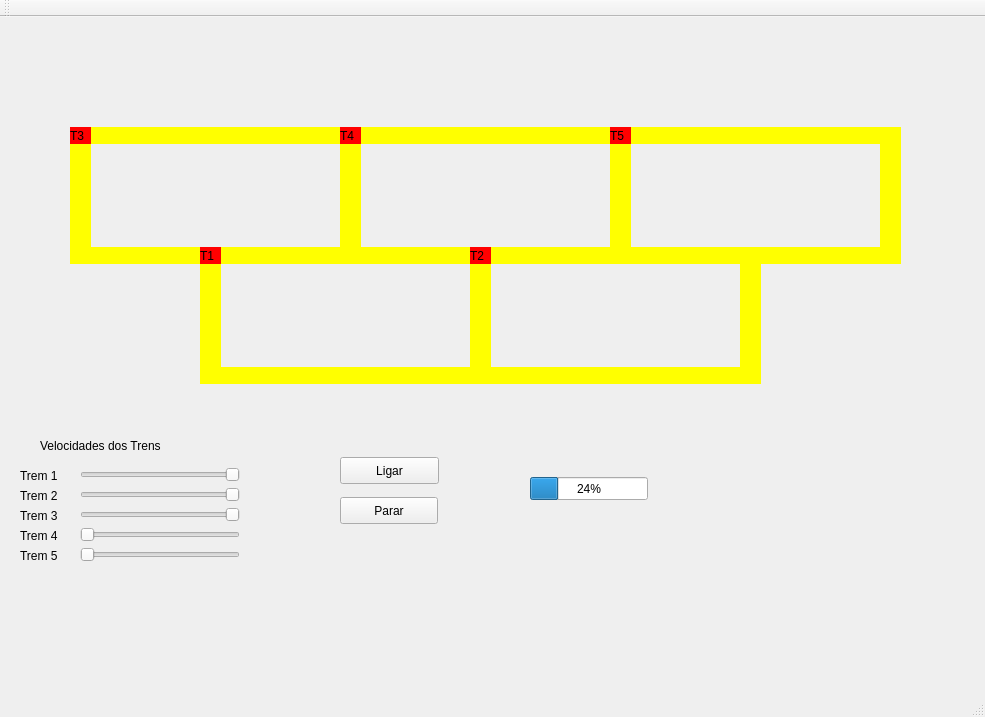
First picture: the form in mainwindow.ui, repository Igorsb3000/Trabalho-Pratico-2-SO, before the edit.
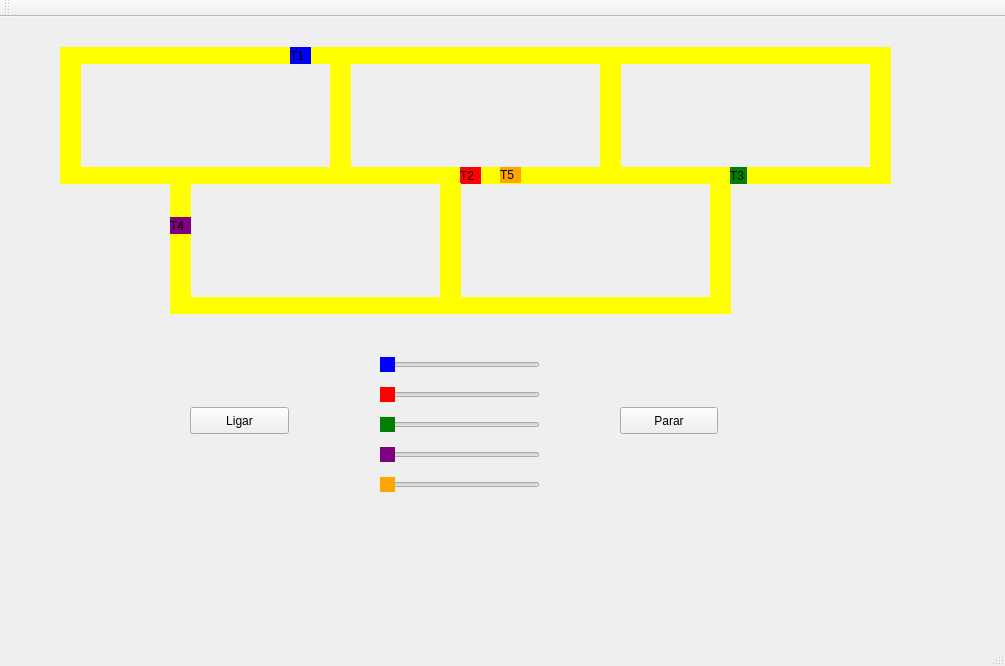
Second picture: the form after the edit.

Commit message: fix(trem): changing all files to my dev

Diff of the .ui file:
```diff
--- a/mainwindow.ui
+++ b/mainwindow.ui
@@ -6,8 +6,8 @@
    <rect>
     <x>0</x>
     <y>0</y>
-    <width>985</width>
-    <height>717</height>
+    <width>1005</width>
+    <height>666</height>
    </rect>
   </property>
   <property name="windowTitle">
@@ -17,14 +17,14 @@
    <widget class="QLabel" name="label_trem1">
     <property name="geometry">
      <rect>
-      <x>200</x>
-      <y>230</y>
+      <x>290</x>
+      <y>30</y>
       <width>21</width>
       <height>17</height>
      </rect>
     </property>
     <property name="styleSheet">
-     <string notr="true">QLabel { background: red}</string>
+     <string notr="true">QLabel { background: blue}</string>
     </property>
     <property name="text">
      <string>T1</string>
@@ -33,8 +33,8 @@
    <widget class="QLabel" name="label_trilho1">
     <property name="geometry">
      <rect>
-      <x>220</x>
-      <y>230</y>
+      <x>80</x>
+      <y>30</y>
       <width>250</width>
       <height>17</height>
      </rect>
@@ -49,8 +49,8 @@
    <widget class="QLabel" name="label_trilho2">
     <property name="geometry">
      <rect>
-      <x>220</x>
-      <y>350</y>
+      <x>80</x>
+      <y>150</y>
       <width>250</width>
       <height>17</height>
      </rect>
@@ -65,8 +65,8 @@
    <widget class="QLabel" name="label_trilho3">
     <property name="geometry">
      <rect>
-      <x>470</x>
-      <y>230</y>
+      <x>330</x>
+      <y>30</y>
       <width>21</width>
       <height>137</height>
      </rect>
@@ -81,8 +81,8 @@
    <widget class="QLabel" name="label_trilho4">
     <property name="geometry">
      <rect>
-      <x>200</x>
-      <y>230</y>
+      <x>60</x>
+      <y>30</y>
       <width>21</width>
       <height>137</height>
      </rect>
@@ -97,8 +97,8 @@
    <widget class="QPushButton" name="pushButton">
     <property name="geometry">
      <rect>
-      <x>340</x>
-      <y>440</y>
+      <x>190</x>
+      <y>390</y>
       <width>99</width>
       <height>27</height>
      </rect>
@@ -110,8 +110,8 @@
    <widget class="QPushButton" name="pushButton_2">
     <property name="geometry">
      <rect>
-      <x>340</x>
-      <y>480</y>
+      <x>620</x>
+      <y>390</y>
       <width>98</width>
       <height>27</height>
      </rect>
@@ -120,11 +120,11 @@
      <string>Parar</string>
     </property>
    </widget>
-   <widget class="QLabel" name="label_trilho4_2">
+   <widget class="QLabel" name="label_trilho7">
     <property name="geometry">
      <rect>
-      <x>740</x>
-      <y>230</y>
+      <x>600</x>
+      <y>30</y>
       <width>21</width>
       <height>137</height>
      </rect>
@@ -136,11 +136,11 @@
      <string/>
     </property>
    </widget>
-   <widget class="QLabel" name="label_trilho1_2">
+   <widget class="QLabel" name="label_trilho5">
     <property name="geometry">
      <rect>
-      <x>490</x>
-      <y>230</y>
+      <x>350</x>
+      <y>30</y>
       <width>250</width>
       <height>17</height>
      </rect>
@@ -152,11 +152,11 @@
      <string/>
     </property>
    </widget>
-   <widget class="QLabel" name="label_trilho2_2">
+   <widget class="QLabel" name="label_trilho6">
     <property name="geometry">
      <rect>
-      <x>490</x>
-      <y>350</y>
+      <x>350</x>
+      <y>150</y>
       <width>250</width>
       <height>17</height>
      </rect>
@@ -171,8 +171,8 @@
    <widget class="QLabel" name="label_trem2">
     <property name="geometry">
      <rect>
-      <x>470</x>
-      <y>230</y>
+      <x>460</x>
+      <y>150</y>
       <width>21</width>
       <height>17</height>
      </rect>
@@ -184,483 +184,369 @@
      <string>T2</string>
     </property>
    </widget>
-   <widget class="QSlider" name="horizontalSlider">
+   <widget class="QLabel" name="label_trilho9">
     <property name="geometry">
      <rect>
-      <x>80</x>
-      <y>450</y>
-      <width>160</width>
-      <height>16</height>
+      <x>620</x>
+      <y>150</y>
+      <width>250</width>
+      <height>17</height>
      </rect>
     </property>
-    <property name="minimum">
-     <number>0</number>
+    <property name="styleSheet">
+     <string notr="true">QLabel { background: yellow}</string>
     </property>
-    <property name="maximum">
-     <number>100</number>
+    <property name="text">
+     <string/>
     </property>
-    <property name="singleStep">
-     <number>1</number>
-    </property>
-    <property name="pageStep">
-     <number>10</number>
-    </property>
-    <property name="orientation">
-     <enum>Qt::Horizontal</enum>
-    </property>
-    <property name="invertedAppearance">
-     <bool>true</bool>
-    </property>
-    <property name="invertedControls">
-     <bool>false</bool>
-    </property>
-    <property name="tickPosition">
-     <enum>QSlider::NoTicks</enum>
-    </property>
-    <property name="tickInterval">
-     <number>10</number>
-    </property>
    </widget>
-   <widget class="QLabel" name="label">
+   <widget class="QLabel" name="label_trilho10">
     <property name="geometry">
      <rect>
-      <x>40</x>
-      <y>420</y>
-      <width>161</width>
-      <height>17</height>
+      <x>870</x>
+      <y>30</y>
+      <width>21</width>
+      <height>137</height>
      </rect>
     </property>
+    <property name="styleSheet">
+     <string notr="true">QLabel { background: yellow}</string>
+    </property>
     <property name="text">
-     <string>Velocidades dos Trens</string>
+     <string/>
     </property>
    </widget>
-   <widget class="QLabel" name="label_2">
+   <widget class="QLabel" name="label_trilho8">
     <property name="geometry">
      <rect>
-      <x>20</x>
-      <y>450</y>
-      <width>51</width>
+      <x>620</x>
+      <y>30</y>
+      <width>250</width>
       <height>17</height>
      </rect>
     </property>
+    <property name="styleSheet">
+     <string notr="true">QLabel { background: yellow}</string>
+    </property>
     <property name="text">
-     <string>Trem 1</string>
+     <string/>
     </property>
    </widget>
-   <widget class="QSlider" name="horizontalSlider_2">
+   <widget class="QLabel" name="label_trilho12">
     <property name="geometry">
      <rect>
-      <x>80</x>
-      <y>470</y>
-      <width>160</width>
-      <height>16</height>
+      <x>440</x>
+      <y>166</y>
+      <width>21</width>
+      <height>131</height>
      </rect>
     </property>
-    <property name="maximum">
-     <number>100</number>
+    <property name="styleSheet">
+     <string notr="true">QLabel { background: yellow}</string>
     </property>
-    <property name="orientation">
-     <enum>Qt::Horizontal</enum>
+    <property name="text">
+     <string/>
     </property>
-    <property name="invertedAppearance">
-     <bool>true</bool>
-    </property>
    </widget>
-   <widget class="QLabel" name="label_3">
+   <widget class="QLabel" name="label_trilho13">
     <property name="geometry">
      <rect>
-      <x>20</x>
-      <y>470</y>
-      <width>51</width>
-      <height>17</height>
+      <x>170</x>
+      <y>166</y>
+      <width>21</width>
+      <height>131</height>
      </rect>
     </property>
+    <property name="styleSheet">
+     <string notr="true">QLabel { background: yellow}</string>
+    </property>
     <property name="text">
-     <string>Trem 2</string>
+     <string/>
     </property>
    </widget>
-   <widget class="QSlider" name="horizontalSlider_3">
+   <widget class="QLabel" name="label_trilho11">
     <property name="geometry">
      <rect>
-      <x>80</x>
-      <y>490</y>
-      <width>160</width>
-      <height>16</height>
+      <x>190</x>
+      <y>280</y>
+      <width>250</width>
+      <height>17</height>
      </rect>
     </property>
-    <property name="maximum">
-     <number>100</number>
+    <property name="styleSheet">
+     <string notr="true">QLabel { background: yellow}</string>
     </property>
-    <property name="orientation">
-     <enum>Qt::Horizontal</enum>
+    <property name="text">
+     <string/>
     </property>
-    <property name="invertedAppearance">
-     <bool>true</bool>
-    </property>
    </widget>
-   <widget class="QLabel" name="label_4">
+   <widget class="QLabel" name="label_trilho14">
     <property name="geometry">
      <rect>
-      <x>20</x>
-      <y>490</y>
-      <width>51</width>
+      <x>460</x>
+      <y>280</y>
+      <width>250</width>
       <height>17</height>
      </rect>
     </property>
+    <property name="styleSheet">
+     <string notr="true">QLabel { background: yellow}</string>
+    </property>
     <property name="text">
-     <string>Trem 3</string>
+     <string/>
     </property>
    </widget>
-   <widget class="QSlider" name="horizontalSlider_4">
+   <widget class="QLabel" name="label_trilho15">
     <property name="geometry">
      <rect>
-      <x>80</x>
-      <y>510</y>
-      <width>160</width>
-      <height>16</height>
+      <x>710</x>
+      <y>166</y>
+      <width>21</width>
+      <height>131</height>
      </rect>
     </property>
-    <property name="orientation">
-     <enum>Qt::Horizontal</enum>
+    <property name="styleSheet">
+     <string notr="true">QLabel { background: yellow}</string>
     </property>
-   </widget>
-   <widget class="QLabel" name="label_5">
-    <property name="geometry">
-     <rect>
-      <x>20</x>
-      <y>510</y>
-      <width>51</width>
-      <height>17</height>
-     </rect>
-    </property>
     <property name="text">
-     <string>Trem 4</string>
+     <string/>
     </property>
    </widget>
-   <widget class="QSlider" name="horizontalSlider_5">
+   <widget class="QLabel" name="label_trem3">
     <property name="geometry">
      <rect>
-      <x>80</x>
-      <y>530</y>
-      <width>160</width>
-      <height>16</height>
-     </rect>
-    </property>
-    <property name="orientation">
-     <enum>Qt::Horizontal</enum>
-    </property>
-   </widget>
-   <widget class="QLabel" name="label_6">
-    <property name="geometry">
-     <rect>
-      <x>20</x>
-      <y>530</y>
-      <width>51</width>
+      <x>730</x>
+      <y>150</y>
+      <width>17</width>
       <height>17</height>
      </rect>
     </property>
+    <property name="styleSheet">
+     <string notr="true">QLabel { background: green}</string>
+    </property>
     <property name="text">
-     <string>Trem 5</string>
+     <string>T3</string>
     </property>
    </widget>
    <widget class="QLabel" name="label_trem4">
     <property name="geometry">
      <rect>
-      <x>340</x>
-      <y>110</y>
+      <x>170</x>
+      <y>200</y>
       <width>21</width>
       <height>17</height>
      </rect>
     </property>
     <property name="styleSheet">
-     <string notr="true">QLabel { background: red}</string>
+     <string notr="true">QLabel { background: purple}</string>
     </property>
     <property name="text">
      <string>T4</string>
     </property>
    </widget>
-   <widget class="QLabel" name="label_trilho3_2">
+   <widget class="QLabel" name="label_trem5">
     <property name="geometry">
      <rect>
-      <x>340</x>
-      <y>110</y>
+      <x>500</x>
+      <y>150</y>
       <width>21</width>
-      <height>137</height>
+      <height>16</height>
      </rect>
     </property>
     <property name="styleSheet">
-     <string notr="true">QLabel { background: yellow}</string>
-    </property>
-    <property name="text">
-     <string/>
-    </property>
-   </widget>
-   <widget class="QLabel" name="label_trilho1_3">
-    <property name="geometry">
-     <rect>
-      <x>360</x>
-      <y>110</y>
-      <width>250</width>
-      <height>17</height>
-     </rect>
-    </property>
-    <property name="styleSheet">
-     <string notr="true">QLabel { background: yellow}</string>
-    </property>
-    <property name="text">
-     <string/>
-    </property>
-   </widget>
-   <widget class="QLabel" name="label_trilho2_3">
-    <property name="geometry">
-     <rect>
-      <x>360</x>
-      <y>230</y>
-      <width>250</width>
-      <height>17</height>
-     </rect>
-    </property>
-    <property name="styleSheet">
-     <string notr="true">QLabel { background: yellow}</string>
-    </property>
-    <property name="text">
-     <string/>
-    </property>
-   </widget>
-   <widget class="QLabel" name="label_trilho4_3">
-    <property name="geometry">
-     <rect>
-      <x>610</x>
-      <y>110</y>
-      <width>21</width>
-      <height>137</height>
-     </rect>
-    </property>
-    <property name="styleSheet">
-     <string notr="true">QLabel { background: yellow}</string>
-    </property>
-    <property name="text">
-     <string/>
-    </property>
-   </widget>
-   <widget class="QLabel" name="label_trem2_3">
-    <property name="geometry">
-     <rect>
-      <x>610</x>
-      <y>110</y>
-      <width>21</width>
-      <height>17</height>
-     </rect>
-    </property>
-    <property name="styleSheet">
-     <string notr="true">QLabel { background: red}</string>
+     <string notr="true">QLabel { background: orange}</string>
     </property>
     <property name="text">
      <string>T5</string>
     </property>
    </widget>
-   <widget class="QLabel" name="label_trilho3_3">
+   <widget class="QSlider" name="horizontalSlider_trem_2">
     <property name="geometry">
      <rect>
-      <x>610</x>
-      <y>110</y>
-      <width>21</width>
-      <height>137</height>
+      <x>380</x>
+      <y>370</y>
+      <width>160</width>
+      <height>16</height>
      </rect>
     </property>
     <property name="styleSheet">
-     <string notr="true">QLabel { background: yellow}</string>
+     <string notr="true">.QSlider::handle:horizontal {
+    background: red;
+}</string>
     </property>
-    <property name="text">
-     <string/>
+    <property name="minimum">
+     <number>0</number>
     </property>
-   </widget>
-   <widget class="QLabel" name="label_trilho1_4">
-    <property name="geometry">
-     <rect>
-      <x>630</x>
-      <y>110</y>
-      <width>250</width>
-      <height>17</height>
-     </rect>
+    <property name="maximum">
+     <number>100</number>
     </property>
-    <property name="styleSheet">
-     <string notr="true">QLabel { background: yellow}</string>
+    <property name="orientation">
+     <enum>Qt::Horizontal</enum>
     </property>
-    <property name="text">
-     <string/>
+    <property name="invertedAppearance">
+     <bool>false</bool>
     </property>
-   </widget>
-   <widget class="QLabel" name="label_trilho2_4">
-    <property name="geometry">
-     <rect>
-      <x>630</x>
-      <y>230</y>
-      <width>250</width>
-      <height>17</height>
-     </rect>
+    <property name="invertedControls">
+     <bool>false</bool>
     </property>
-    <property name="styleSheet">
-     <string notr="true">QLabel { background: yellow}</string>
-    </property>
-    <property name="text">
-     <string/>
-    </property>
    </widget>
-   <widget class="QLabel" name="label_trilho4_4">
+   <widget class="QSlider" name="horizontalSlider_trem_4">
     <property name="geometry">
      <rect>
-      <x>880</x>
-      <y>110</y>
-      <width>21</width>
-      <height>137</height>
+      <x>380</x>
+      <y>430</y>
+      <width>160</width>
+      <height>16</height>
      </rect>
     </property>
     <property name="styleSheet">
-     <string notr="true">QLabel { background: yellow}</string>
+     <string notr="true">.QSlider::handle:horizontal {
+    background: purple;
+}</string>
     </property>
-    <property name="text">
-     <string/>
+    <property name="minimum">
+     <number>0</number>
     </property>
-   </widget>
-   <widget class="QLabel" name="label_trem3">
-    <property name="geometry">
-     <rect>
-      <x>70</x>
-      <y>110</y>
-      <width>21</width>
-      <height>17</height>
-     </rect>
+    <property name="maximum">
+     <number>100</number>
     </property>
-    <property name="styleSheet">
-     <string notr="true">QLabel { background: red}</string>
+    <property name="orientation">
+     <enum>Qt::Horizontal</enum>
     </property>
-    <property name="text">
-     <string>T3</string>
+    <property name="invertedAppearance">
+     <bool>false</bool>
     </property>
-   </widget>
-   <widget class="QLabel" name="label_trilho3_4">
-    <property name="geometry">
-     <rect>
-      <x>70</x>
-      <y>110</y>
-      <width>21</width>
-      <height>137</height>
-     </rect>
+    <property name="invertedControls">
+     <bool>false</bool>
     </property>
-    <property name="styleSheet">
-     <string notr="true">QLabel { background: yellow}</string>
-    </property>
-    <property name="text">
-     <string/>
-    </property>
    </widget>
-   <widget class="QLabel" name="label_trilho1_5">
+   <widget class="QSlider" name="horizontalSlider_trem_1">
     <property name="geometry">
      <rect>
-      <x>90</x>
-      <y>110</y>
-      <width>250</width>
-      <height>17</height>
+      <x>380</x>
+      <y>340</y>
+      <width>160</width>
+      <height>16</height>
      </rect>
     </property>
     <property name="styleSheet">
-     <string notr="true">QLabel { background: yellow}</string>
+     <string notr="true">.QSlider::handle:horizontal {
+    background: blue;
+}</string>
     </property>
-    <property name="text">
-     <string/>
+    <property name="minimum">
+     <number>0</number>
     </property>
-   </widget>
-   <widget class="QLabel" name="label_trilho2_5">
-    <property name="geometry">
-     <rect>
-      <x>90</x>
-      <y>230</y>
-      <width>250</width>
-      <height>17</height>
-     </rect>
-    </property>
-    <property name="styleSheet">
-     <string notr="true">QLabel { background: yellow}</string>
-    </property>
-    <property name="text">
-     <string/>
-    </property>
-   </widget>
-   <widget class="QLabel" name="label_trilho4_5">
-    <property name="geometry">
-     <rect>
-      <x>340</x>
-      <y>110</y>
-      <width>21</width>
-      <height>137</height>
-     </rect>
-    </property>
-    <property name="styleSheet">
-     <string notr="true">QLabel { background: yellow}</string>
-    </property>
-    <property name="text">
-     <string/>
-    </property>
-   </widget>
-   <widget class="QProgressBar" name="progressBar">
-    <property name="geometry">
-     <rect>
-      <x>530</x>
-      <y>460</y>
-      <width>118</width>
-      <height>23</height>
-     </rect>
+    <property name="maximum">
+     <number>100</number>
     </property>
     <property name="value">
-     <number>24</number>
+     <number>0</number>
     </property>
+    <property name="orientation">
+     <enum>Qt::Horizontal</enum>
+    </property>
+    <property name="invertedAppearance">
+     <bool>false</bool>
+    </property>
+    <property name="invertedControls">
+     <bool>false</bool>
+    </property>
    </widget>
-   <zorder>label_trilho4</zorder>
+   <widget class="QSlider" name="horizontalSlider_trem_3">
+    <property name="geometry">
+     <rect>
+      <x>380</x>
+      <y>400</y>
+      <width>160</width>
+      <height>16</height>
+     </rect>
+    </property>
+    <property name="styleSheet">
+     <string notr="true">.QSlider::handle:horizontal {
+    background: green;
+}</string>
+    </property>
+    <property name="minimum">
+     <number>0</number>
+    </property>
+    <property name="maximum">
+     <number>100</number>
+    </property>
+    <property name="orientation">
+     <enum>Qt::Horizontal</enum>
+    </property>
+    <property name="invertedAppearance">
+     <bool>false</bool>
+    </property>
+    <property name="invertedControls">
+     <bool>false</bool>
+    </property>
+   </widget>
+   <widget class="QSlider" name="horizontalSlider_trem_5">
+    <property name="geometry">
+     <rect>
+      <x>380</x>
+      <y>460</y>
+      <width>160</width>
+      <height>16</height>
+     </rect>
+    </property>
+    <property name="styleSheet">
+     <string notr="true">.QSlider::handle:horizontal {
+    background: orange;
+}</string>
+    </property>
+    <property name="minimum">
+     <number>0</number>
+    </property>
+    <property name="maximum">
+     <number>100</number>
+    </property>
+    <property name="orientation">
+     <enum>Qt::Horizontal</enum>
+    </property>
+    <property name="invertedAppearance">
+     <bool>false</bool>
+    </property>
+    <property name="invertedControls">
+     <bool>false</bool>
+    </property>
+   </widget>
    <zorder>label_trilho1</zorder>
-   <zorder>label_trilho4_5</zorder>
-   <zorder>label_trilho3_2</zorder>
-   <zorder>label_trilho2_5</zorder>
-   <zorder>label_trilho1_5</zorder>
-   <zorder>label_trilho3_4</zorder>
-   <zorder>label_trem3</zorder>
-   <zorder>label_trilho2_4</zorder>
-   <zorder>label_trilho4_4</zorder>
-   <zorder>label_trilho1_4</zorder>
-   <zorder>label_trilho3_3</zorder>
-   <zorder>label_trilho4_3</zorder>
-   <zorder>label_trem2_3</zorder>
-   <zorder>label_trilho1_3</zorder>
-   <zorder>label_trilho2_3</zorder>
    <zorder>label_trilho2</zorder>
    <zorder>label_trilho3</zorder>
+   <zorder>label_trilho4</zorder>
    <zorder>label_trem1</zorder>
    <zorder>pushButton</zorder>
    <zorder>pushButton_2</zorder>
-   <zorder>label_trilho4_2</zorder>
-   <zorder>label_trilho1_2</zorder>
-   <zorder>label_trilho2_2</zorder>
+   <zorder>label_trilho7</zorder>
+   <zorder>label_trilho5</zorder>
+   <zorder>label_trilho6</zorder>
    <zorder>label_trem2</zorder>
-   <zorder>horizontalSlider</zorder>
-   <zorder>label</zorder>
-   <zorder>label_2</zorder>
-   <zorder>horizontalSlider_2</zorder>
-   <zorder>label_3</zorder>
-   <zorder>horizontalSlider_3</zorder>
-   <zorder>label_4</zorder>
-   <zorder>horizontalSlider_4</zorder>
-   <zorder>label_5</zorder>
-   <zorder>horizontalSlider_5</zorder>
-   <zorder>label_6</zorder>
+   <zorder>label_trilho9</zorder>
+   <zorder>label_trilho10</zorder>
+   <zorder>label_trilho8</zorder>
+   <zorder>label_trilho12</zorder>
+   <zorder>label_trilho13</zorder>
+   <zorder>label_trilho11</zorder>
+   <zorder>label_trilho14</zorder>
+   <zorder>label_trilho15</zorder>
+   <zorder>label_trem3</zorder>
    <zorder>label_trem4</zorder>
-   <zorder>progressBar</zorder>
+   <zorder>label_trem5</zorder>
+   <zorder>horizontalSlider_trem_2</zorder>
+   <zorder>horizontalSlider_trem_4</zorder>
+   <zorder>horizontalSlider_trem_1</zorder>
+   <zorder>horizontalSlider_trem_3</zorder>
+   <zorder>horizontalSlider_trem_5</zorder>
   </widget>
   <widget class="QMenuBar" name="menuBar">
    <property name="geometry">
     <rect>
      <x>0</x>
      <y>0</y>
-     <width>985</width>
+     <width>1005</width>
      <height>22</height>
     </rect>
    </property>
```
The commit also changes 6 other files.
